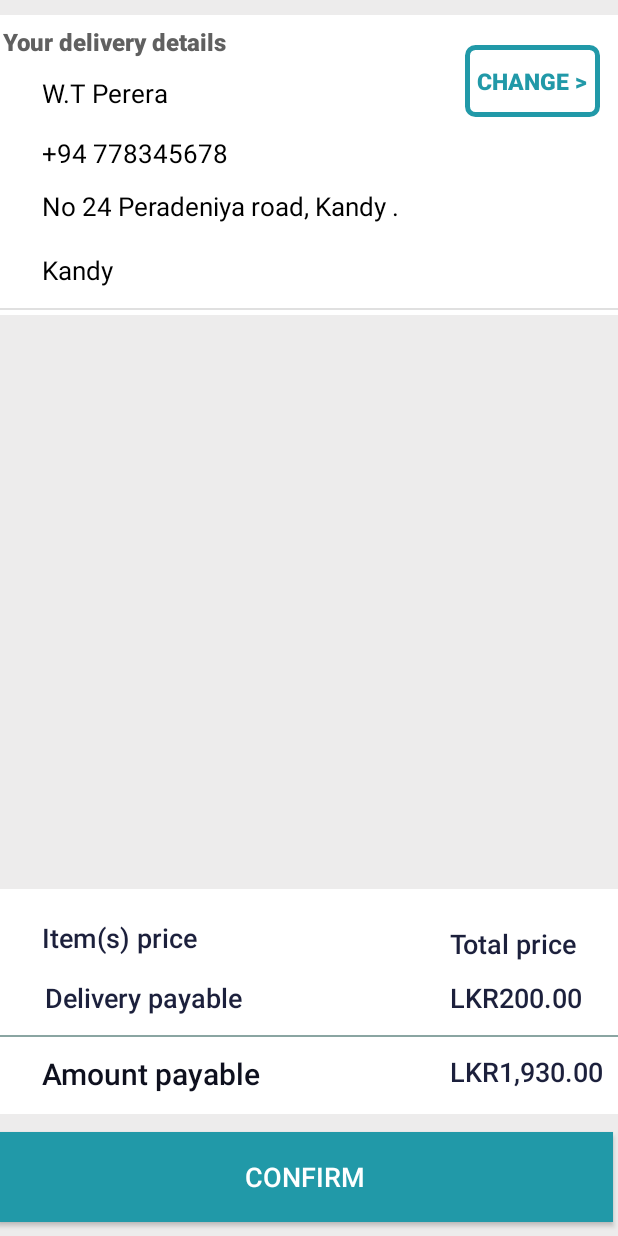
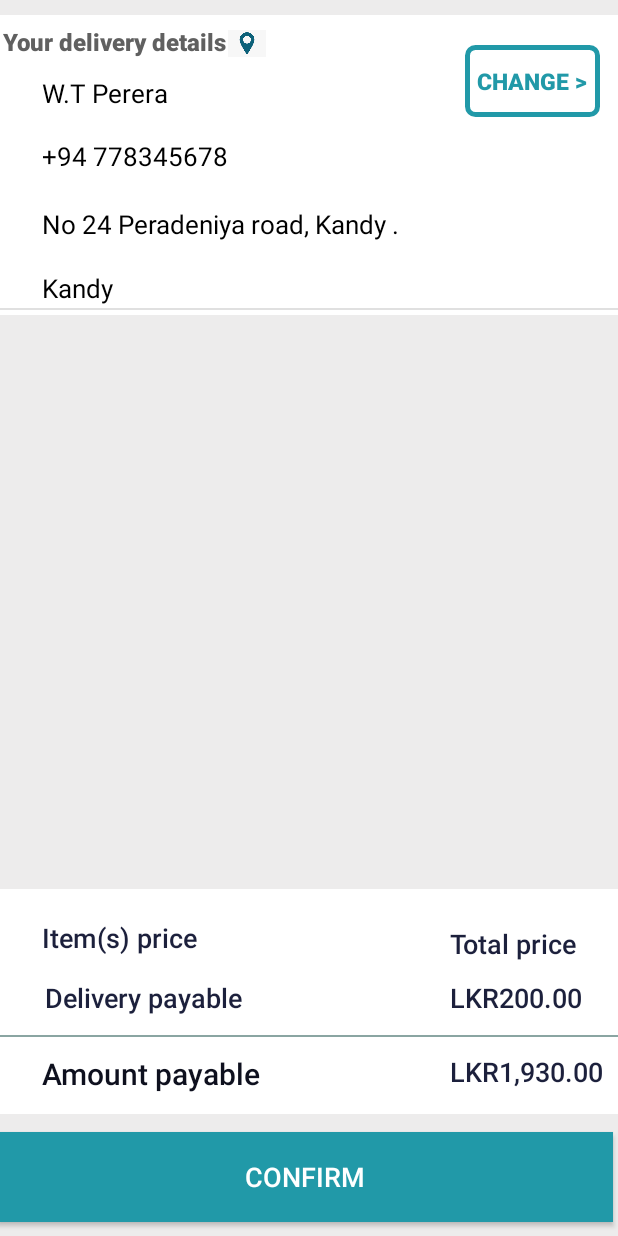
Before and after one commit to Isini-Dananjana/MADD-PharmacyApp, an Android app: the Confirm_Order screen opened directly, with no data from a screen before it, on a phone screen of 412 x 824 dp. Run offline under Robolectric (Android 15) with nearby library versions, the phone set to English and light mode, and no system bars; our stand-ins replace Firebase (no records; nobody signed in at launch, a user with empty details on screens opened directly); 1 statement that could not run was skipped.

Commit message:
Prescri_Delivery Activity changed.

```diff
--- a/app/src/main/java/com/example/medicare_pharmacyapp/Confirm_Order.java
+++ b/app/src/main/java/com/example/medicare_pharmacyapp/Confirm_Order.java
@@ -37,7 +37,7 @@ public class Confirm_Order extends AppCompatActivity {
         super.onCreate(savedInstanceState);
         setContentView(R.layout.activity_confirm__order);
 
-        recyclerView = findViewById(R.id.orders_list);
+        recyclerView = findViewById(R.id.cart_list);
         recyclerView.setHasFixedSize(true);
         layoutManager = new LinearLayoutManager(this);
         recyclerView.setLayoutManager(layoutManager);
@@ -47,7 +47,7 @@ public class Confirm_Order extends AppCompatActivity {
 
 
         btn_Change = findViewById(R.id.btn_chnge);
-        btn_Change.setOnClickListener(new View.OnClickListener() {
+ /*       btn_Change.setOnClickListener(new View.OnClickListener() {
             @Override
             public void onClick(View view) {
                 Intent intent = new Intent(Confirm_Order.this,EditDelivery.class);
@@ -55,7 +55,7 @@ public class Confirm_Order extends AppCompatActivity {
 
             }
         });
-
+*/
         //Alert
         Btn_dialog = findViewById(R.id.btn_confirm_alert);
         Btn_dialog.setOnClickListener(new View.OnClickListener() {
--- a/app/src/main/java/com/example/medicare_pharmacyapp/My_Cart.java
+++ b/app/src/main/java/com/example/medicare_pharmacyapp/My_Cart.java
@@ -9,6 +9,7 @@ import android.app.AlertDialog;
 import android.content.DialogInterface;
 import android.content.Intent;
 import android.os.Bundle;
+import android.telecom.Call;
 import android.view.LayoutInflater;
 import android.view.View;
 import android.view.ViewGroup;
@@ -19,7 +20,9 @@ import android.widget.Toast;
 
 import com.example.medicare_pharmacyapp.Model.Cart;
 import com.example.medicare_pharmacyapp.Prevalent.Prevalent;
+import com.example.medicare_pharmacyapp.R;
 import com.example.medicare_pharmacyapp.ViewHolder.CartViewHolder;
+import com.firebase.client.Firebase;
 import com.firebase.ui.database.FirebaseRecyclerAdapter;
 import com.firebase.ui.database.FirebaseRecyclerOptions;
 import com.google.android.gms.tasks.OnCompleteListener;
@@ -41,7 +44,7 @@ public class My_Cart extends AppCompatActivity {
         super.onCreate(savedInstanceState);
         setContentView(R.layout.activity_my__cart);
 
-        recyclerView = findViewById(R.id.orders_list);
+        recyclerView = findViewById(R.id.cart_list);
         recyclerView.setHasFixedSize(true);
 
         layoutManager = new LinearLayoutManager(this);
--- a/app/src/main/res/layout/activity_confirm__order.xml
+++ b/app/src/main/res/layout/activity_confirm__order.xml
@@ -53,10 +53,10 @@
     <TextView
         android:id="@+id/city3"
         android:layout_width="wrap_content"
-        android:layout_height="40dp"
+        android:layout_height="wrap_content"
         android:layout_alignParentBottom="true"
         android:layout_marginStart="28dp"
-        android:layout_marginBottom="2dp"
+        android:layout_marginBottom="6dp"
 
         android:text="@string/kndy"
         android:textAllCaps="false"
@@ -69,7 +69,7 @@
         android:layout_height="wrap_content"
         android:layout_alignParentTop="true"
         android:layout_marginStart="28dp"
-        android:layout_marginTop="115dp"
+        android:layout_marginTop="127dp"
         android:layout_marginBottom="30dp"
         android:text="@string/pera"
         android:textColor="#000000"
@@ -78,10 +78,10 @@
     <TextView
         android:id="@+id/phone3"
         android:layout_width="wrap_content"
-        android:layout_height="38dp"
+        android:layout_height="wrap_content"
         android:layout_alignParentTop="true"
         android:layout_marginStart="28dp"
-        android:layout_marginTop="80dp"
+        android:layout_marginTop="82dp"
         android:text="@string/numbrr"
         android:textColor="#000000"
         android:textSize="17sp" />
@@ -89,7 +89,7 @@
     <TextView
         android:id="@+id/name3"
         android:layout_width="wrap_content"
-        android:layout_height="38dp"
+        android:layout_height="wrap_content"
 
         android:layout_marginStart="28dp"
 
@@ -98,16 +98,6 @@
 
         android:textColor="#000000"
         android:textSize="17sp" />
-
-    <TextView
-        android:id="@+id/imageView2"
-        android:layout_width="27dp"
-        android:layout_height="21dp"
-        android:layout_alignParentStart="true"
-        android:layout_alignParentTop="true"
-        android:layout_marginStart="152dp"
-        android:layout_marginTop="19dp"
-        app:srcCompat="@drawable/map" />
 
     <View
         android:id="@+id/divider2"
@@ -118,6 +108,16 @@
         android:layout_marginTop="195dp"
         android:layout_marginEnd="0dp"
         android:background="?android:attr/listDivider" />
+
+    <ImageView
+        android:id="@+id/imageView2"
+        android:layout_width="25dp"
+        android:layout_height="27dp"
+        android:layout_alignParentStart="true"
+        android:layout_alignParentTop="true"
+        android:layout_marginStart="152dp"
+        android:layout_marginTop="5dp"
+        app:srcCompat="@drawable/map" />
 
 
 </RelativeLayout>
@@ -248,9 +248,4 @@
         />
 
 
-
-
-
-
-
 </RelativeLayout>
```
Also changed, not shown: app/src/main/java/com/example/medicare_pharmacyapp/Delivery.java (+13 -6 lines), app/src/main/java/com/example/medicare_pharmacyapp/Prescri_Delivery.java (+69 -57 lines), app/src/main/res/layout/activity_prescri__delivery.xml (+4 -4 lines).
